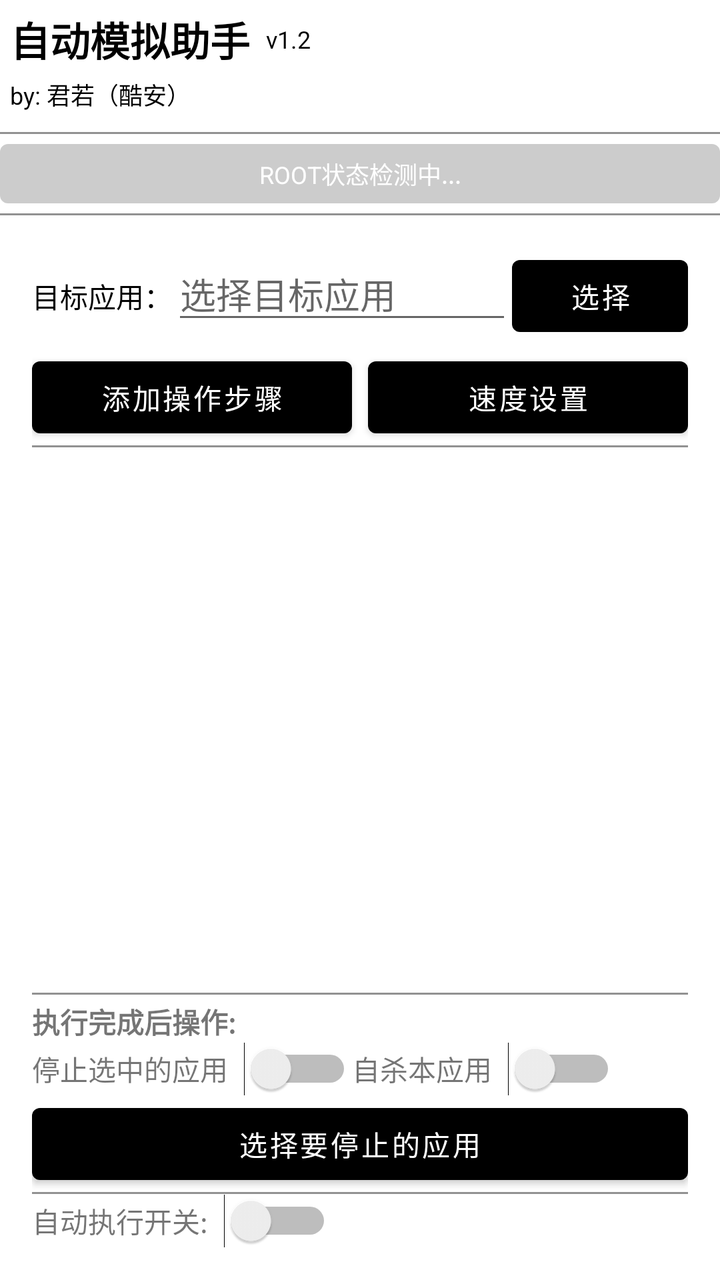
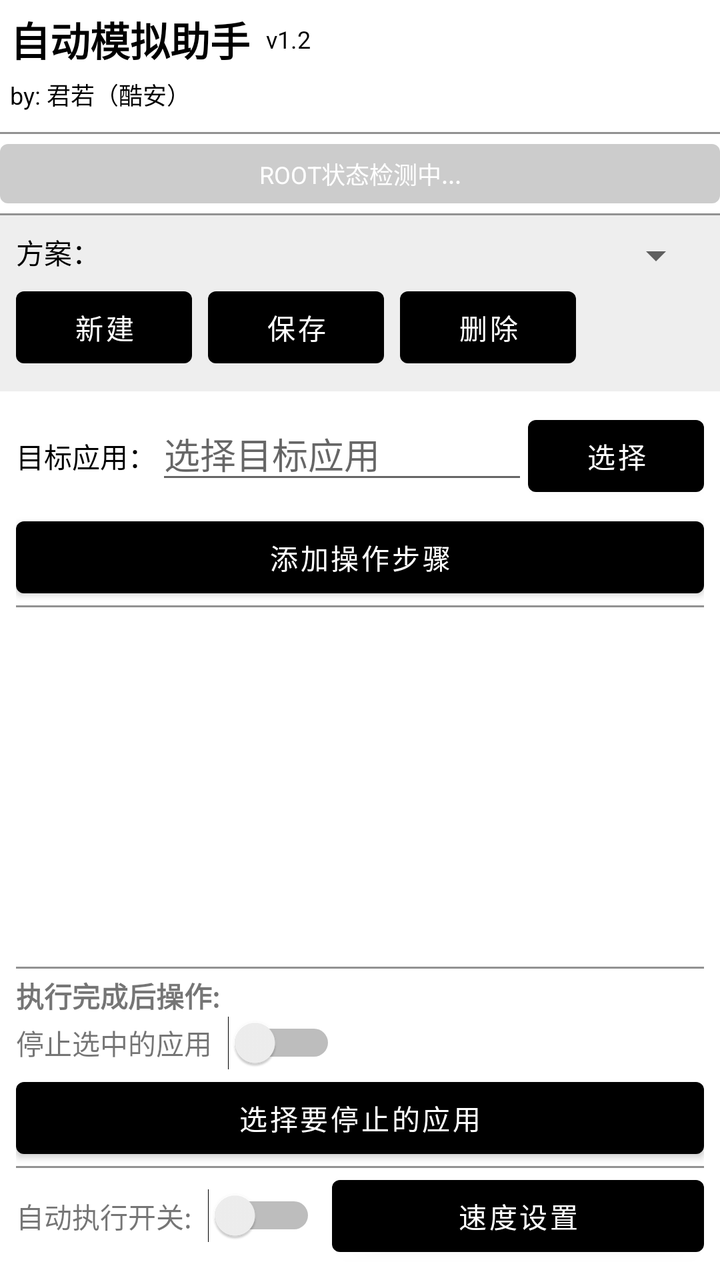

Before-and-after screenshots of an Android layout around one commit, followed by the original layout XML and the change that was made.
<!-- AndroidManifest.xml: application theme Theme.Click -->
<!-- res/layout/activity_main.xml -->
<?xml version="1.0" encoding="utf-8"?>
<LinearLayout xmlns:android="http://schemas.android.com/apk/res/android"
    android:layout_width="match_parent"
    android:layout_height="match_parent"
    android:orientation="vertical"
    android:fitsSystemWindows="true">

    
    <LinearLayout
        android:layout_width="match_parent"
        android:layout_height="wrap_content"
        android:orientation="vertical"
        android:background="#A8FFFFFF"
        android:padding="5dp">

        <LinearLayout
            android:layout_width="match_parent"
            android:layout_height="wrap_content"
            android:orientation="horizontal"
            android:gravity="center_vertical">

            <TextView
                android:layout_width="wrap_content"
                android:layout_height="wrap_content"
                android:text="@string/app_name"
                android:textColor="#000"
                android:textSize="20sp"
                android:textStyle="bold"/>

            <TextView
                android:layout_width="wrap_content"
                android:layout_height="wrap_content"
                android:text="v1.2"
                android:textColor="#000"
                android:textSize="12sp"
                android:layout_marginStart="8dp"/>
        </LinearLayout>

        <TextView
            android:layout_width="wrap_content"
            android:layout_height="wrap_content"
            android:text="by: 君若（酷安）"
            android:textColor="#000"
            android:textSize="12sp"
            android:layout_marginTop="4dp"/>
    </LinearLayout>
    <View
        android:layout_width="match_parent"
        android:layout_height="1dp"
        android:background="#929292"
        android:layout_marginTop="5dp"/>
    
    <TextView
        android:id="@+id/tv_root_status"
        android:layout_width="match_parent"
        android:layout_height="wrap_content"
        android:layout_marginTop="5dp"
        android:padding="6dp"
        android:textSize="12sp"
        android:textColor="#FFFFFF"
        android:background="@drawable/root_status_bg"
        android:text="ROOT状态检测中..."
        android:clickable="true"
        android:focusable="true"
        android:gravity="center"/>

    <View
        android:layout_width="match_parent"
        android:layout_height="1dp"
        android:background="#929292"
        android:layout_marginTop="5dp"/>

    
    <LinearLayout
        android:layout_width="match_parent"
        android:layout_height="match_parent"
        android:orientation="vertical"
        android:padding="16dp">

        
        <LinearLayout
            android:layout_width="match_parent"
            android:layout_height="wrap_content"
            android:orientation="horizontal">

            <TextView
                android:layout_width="wrap_content"
                android:layout_height="wrap_content"
                android:text="目标应用："
                android:textColor="@color/black"/>

            <EditText
                android:id="@+id/et_app_activity"
                android:layout_width="0dp"
                android:layout_height="wrap_content"
                android:layout_weight="1"
                android:hint="选择目标应用"
                android:inputType="none"
                android:focusable="false"
                android:focusableInTouchMode="false"
                android:cursorVisible="false"/>

            <Button
                android:id="@+id/btn_select_app"
                android:layout_width="wrap_content"
                android:layout_height="wrap_content"
                android:text="选择"/>
        </LinearLayout>

        
        <LinearLayout
            android:layout_width="match_parent"
            android:layout_height="wrap_content"
            android:orientation="horizontal"
            android:layout_marginTop="3dp">

            <Button
                android:id="@+id/btn_add_operation"
                android:layout_width="0dp"
                android:layout_height="wrap_content"
                android:layout_weight="1"
                android:text="添加操作步骤"/>

            <Button
                android:id="@+id/btn_settings"
                android:layout_width="0dp"
                android:layout_height="wrap_content"
                android:layout_weight="1"
                android:layout_marginStart="8dp"
                android:text="速度设置"/>
        </LinearLayout>
        <View
            android:layout_width="match_parent"
            android:layout_height="1dp"
            android:background="#929292"/>
        
        <ListView
            android:id="@+id/lv_operations"
            android:layout_width="match_parent"
            android:layout_height="0dp"
            android:layout_weight="1"
            android:layout_marginTop="5dp"
            android:background="#FFFFFF"/>
        <View
            android:layout_width="match_parent"
            android:layout_height="1dp"
            android:background="#929292"/>
        
        <LinearLayout
            android:id="@+id/layout_completion_actions"
            android:layout_width="match_parent"
            android:layout_height="wrap_content"
            android:orientation="vertical"
            android:layout_marginTop="3dp"
            android:background="#FFFFFF">

            <TextView
                android:layout_width="wrap_content"
                android:layout_height="wrap_content"
                android:text="执行完成后操作:"
                android:textStyle="bold"/>

            <LinearLayout
                android:layout_width="match_parent"
                android:layout_height="wrap_content"
                android:orientation="horizontal"
                android:gravity="center_vertical">

                <TextView
                    android:layout_width="wrap_content"
                    android:layout_height="wrap_content"
                    android:text="停止选中的应用"
                    android:layout_marginEnd="8dp"/>

                <Switch
                    android:id="@+id/sw_stop_apps_enabled"
                    android:layout_width="wrap_content"
                    android:layout_height="wrap_content"/>

                <TextView
                    android:layout_width="wrap_content"
                    android:layout_height="wrap_content"
                    android:text="自杀本应用"
                    android:layout_marginEnd="8dp"/>

                <Switch
                    android:id="@+id/sw_self_kill"
                    android:layout_width="wrap_content"
                    android:layout_height="wrap_content"/>
            </LinearLayout>

            <Button
                android:id="@+id/btn_select_apps_to_stop"
                android:layout_width="match_parent"
                android:layout_height="wrap_content"
                android:text="选择要停止的应用"/>


        </LinearLayout>
        <View
            android:layout_width="match_parent"
            android:layout_height="1dp"
            android:background="#929292"/>
        
        <LinearLayout
            android:layout_width="match_parent"
            android:layout_height="wrap_content"
            android:orientation="horizontal"
            android:gravity="center_vertical">

            <TextView
                android:layout_width="wrap_content"
                android:layout_height="wrap_content"
                android:text="自动执行开关:"
                android:layout_marginEnd="8dp"/>

            <Switch
                android:id="@+id/sw_auto_click"
                android:layout_width="wrap_content"
                android:layout_height="wrap_content"/>
        </LinearLayout>
    </LinearLayout>
</LinearLayout>
<!-- resources referenced by this layout -->
<resources>
  <color name="black">#FF000000</color>
  <!-- drawable root_status_bg (drawable) -->
  <selector xmlns:android="http://schemas.android.com/apk/res/android">
      <item android:state_pressed="true">
          <shape android:shape="rectangle">
              <corners android:radius="4dp"/>
              <solid android:color="#66000000"/>
          </shape>
      </item>
      <item>
          <shape android:shape="rectangle">
              <corners android:radius="4dp"/>
              <solid android:color="#33000000"/>
          </shape>
      </item>
  </selector>
  <string name="app_name">自动模拟助手</string>
  <style name="Theme.Click" parent="Theme.MaterialComponents.DayNight.NoActionBar">
          
          <item name="colorPrimary">@color/black</item>
          <item name="colorPrimaryVariant">@color/purple_700</item>
          <item name="colorOnPrimary">@color/white</item>
          
          <item name="colorSecondary">@color/teal_200</item>
          <item name="colorSecondaryVariant">@color/teal_700</item>
          <item name="colorOnSecondary">@color/black</item>
          
          <item name="android:statusBarColor">?attr/colorPrimaryVariant</item>
          
      </style>
  <color name="purple_700">#FF3700B3</color>
  <color name="white">#FFFFFFFF</color>
  <color name="teal_200">#FF03DAC5</color>
  <color name="teal_700">#FF018786</color>
</resources>

<!-- the commit's change to res/layout/activity_main.xml (unified diff, before → after) -->
@@ -69,13 +69,65 @@
         android:layout_height="1dp"
         android:background="#929292"
         android:layout_marginTop="5dp"/>
+    
+    
+    <LinearLayout
+        android:layout_width="match_parent"
+        android:layout_height="wrap_content"
+        android:orientation="vertical"
+        android:padding="8dp"
+        android:background="#EEEEEE">
+
+        <LinearLayout
+            android:layout_width="match_parent"
+            android:layout_height="wrap_content"
+            android:orientation="horizontal">
+
+            <TextView
+                android:layout_width="wrap_content"
+                android:layout_height="wrap_content"
+                android:textColor="@color/black"
+                android:text="方案："/>
+            <Spinner
+                android:id="@+id/sp_scheme_selector"
+                android:layout_width="match_parent"
+                android:layout_height="wrap_content"
+                android:layout_weight="1"/>
+
+        </LinearLayout>
+        <LinearLayout
+            android:layout_width="match_parent"
+            android:layout_height="wrap_content">
+            <Button
+                android:id="@+id/btn_new_scheme"
+                android:layout_width="wrap_content"
+                android:layout_height="wrap_content"
+                android:text="新建"/>
+
+            <Button
+                android:id="@+id/btn_save_scheme"
+                android:layout_width="wrap_content"
+                android:layout_height="wrap_content"
+                android:text="保存"
+                android:layout_marginStart="8dp"/>
+
+            <Button
+                android:id="@+id/btn_delete_scheme"
+                android:layout_width="wrap_content"
+                android:layout_height="wrap_content"
+                android:text="删除"
+                android:layout_marginStart="8dp"/>
+
+        </LinearLayout>
+
+    </LinearLayout>
 
     
     <LinearLayout
         android:layout_width="match_parent"
         android:layout_height="match_parent"
         android:orientation="vertical"
-        android:padding="16dp">
+        android:padding="8dp">
 
         
         <LinearLayout
@@ -121,13 +173,6 @@
                 android:layout_weight="1"
                 android:text="添加操作步骤"/>
 
-            <Button
-                android:id="@+id/btn_settings"
-                android:layout_width="0dp"
-                android:layout_height="wrap_content"
-                android:layout_weight="1"
-                android:layout_marginStart="8dp"
-                android:text="速度设置"/>
         </LinearLayout>
         <View
             android:layout_width="match_parent"
@@ -146,6 +191,7 @@
             android:layout_height="1dp"
             android:background="#929292"/>
         
+        
         <LinearLayout
             android:id="@+id/layout_completion_actions"
             android:layout_width="match_parent"
@@ -177,16 +223,6 @@
                     android:layout_width="wrap_content"
                     android:layout_height="wrap_content"/>
 
-                <TextView
-                    android:layout_width="wrap_content"
-                    android:layout_height="wrap_content"
-                    android:text="自杀本应用"
-                    android:layout_marginEnd="8dp"/>
-
-                <Switch
-                    android:id="@+id/sw_self_kill"
-                    android:layout_width="wrap_content"
-                    android:layout_height="wrap_content"/>
             </LinearLayout>
 
             <Button
@@ -194,8 +230,6 @@
                 android:layout_width="match_parent"
                 android:layout_height="wrap_content"
                 android:text="选择要停止的应用"/>
-
-
         </LinearLayout>
         <View
             android:layout_width="match_parent"
@@ -218,6 +252,13 @@
                 android:id="@+id/sw_auto_click"
                 android:layout_width="wrap_content"
                 android:layout_height="wrap_content"/>
+            <Button
+                android:id="@+id/btn_settings"
+                android:layout_width="0dp"
+                android:layout_height="wrap_content"
+                android:layout_weight="1"
+                android:layout_marginStart="8dp"
+                android:text="速度设置"/>
         </LinearLayout>
     </LinearLayout>
 </LinearLayout>
